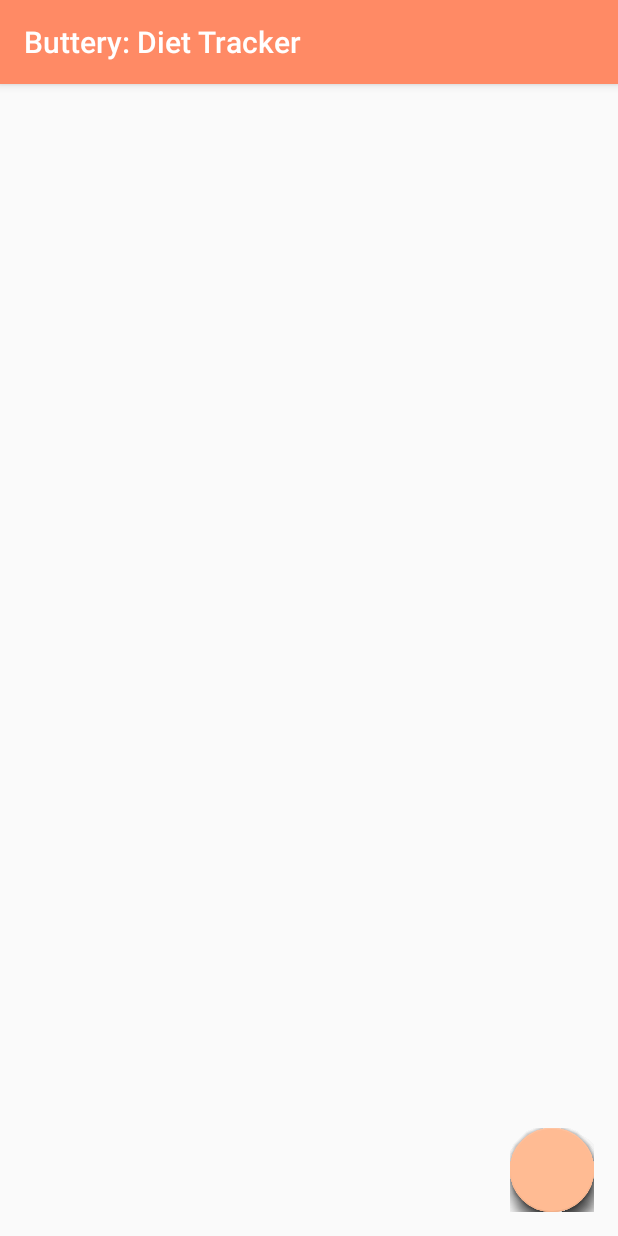
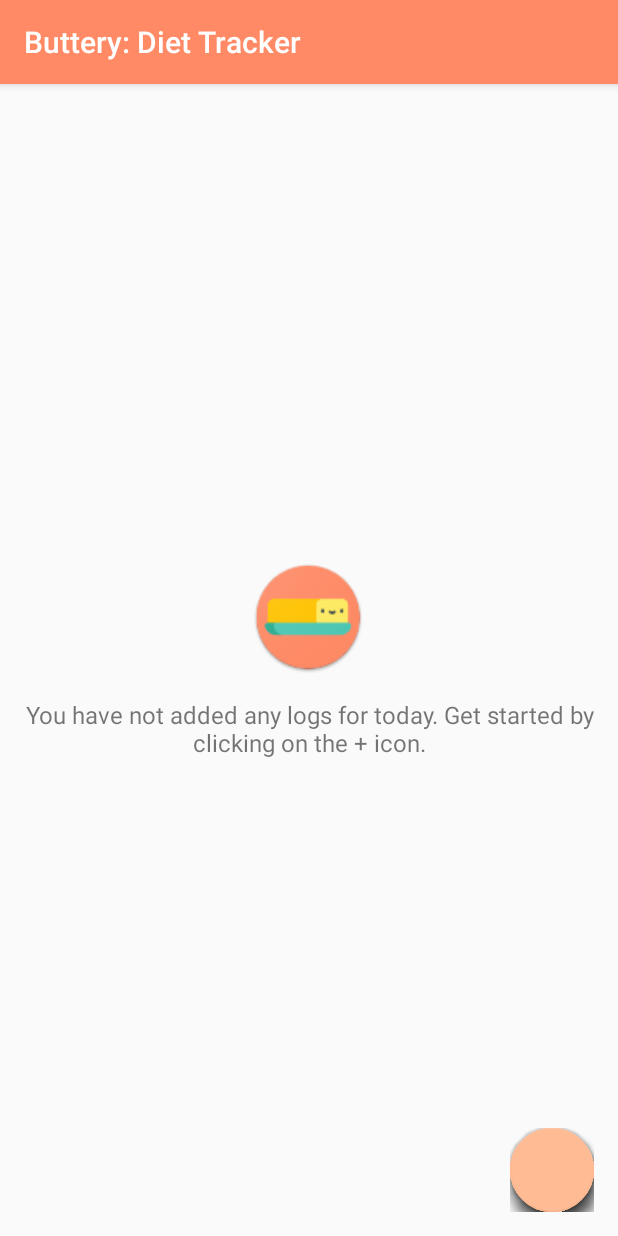
Before and after one commit to semani2/Diet-Program-Tracker, an Android app: the screen it shows after launch (HomeActivity), on a phone screen of 412 x 824 dp. Run offline under Robolectric (Android 15) with nearby library versions, the phone set to English and light mode, and no system bars; our stand-ins replace Dagger/Hilt's generated code, Room's generated code, RxJava; libraries missing offline, so code that uses them is left out: com.facebook.stetho; plain views replace FloatingActionButton, FloatingActionsMenu; 1 statement that could not run was skipped.

Commit message:
- Empty logs layout added - Dateformat modified.

```diff
--- a/DPT/app/src/main/java/com/chithalabs/sai/dietprogramtracker/Extensions.kt
+++ b/DPT/app/src/main/java/com/chithalabs/sai/dietprogramtracker/Extensions.kt
@@ -7,7 +7,7 @@ import android.widget.Toast
 import java.text.SimpleDateFormat
 import java.util.*
 
-val dptDateFormat: SimpleDateFormat = SimpleDateFormat("MM-dd-yyyy", Locale.getDefault())
+val dptDateFormat: SimpleDateFormat = SimpleDateFormat("dd-MM-yyyy", Locale.getDefault())
 val dptTimeFormat: SimpleDateFormat = SimpleDateFormat("HH:mm", Locale.getDefault())
 
 fun Date.dptDate(): String {
--- a/DPT/app/src/main/java/com/chithalabs/sai/dietprogramtracker/home/HomeActivity.kt
+++ b/DPT/app/src/main/java/com/chithalabs/sai/dietprogramtracker/home/HomeActivity.kt
@@ -7,6 +7,7 @@ import android.content.Intent
 import android.support.v7.app.AppCompatActivity
 import android.os.Bundle
 import android.support.v7.widget.LinearLayoutManager
+import android.view.View
 import com.chithalabs.sai.dietprogramtracker.*
 import com.chithalabs.sai.dietprogramtracker.adapters.LogAdapter
 import com.chithalabs.sai.dietprogramtracker.add_log.AddLogActivity
@@ -60,11 +61,24 @@ class HomeActivity : AppCompatActivity() {
         android.util.Log.d(TAG, "Log list observer called")
 
         list?.let {
+            if (it.isEmpty()) {
+                toggleListVisibility(false)
+                return
+            }
+
             listOfLogs.clear()
             listOfLogs.addAll(it.toList())
+
             log_recycler_view.layoutManager = LinearLayoutManager(this)
+            toggleListVisibility(true)
         }
 
+    }
+
+    private fun toggleListVisibility(listVisible: Boolean) {
+        empty_logs_layout.visibility = if (listVisible) View.GONE else View.VISIBLE
+        log_recycler_view.visibility = if (listVisible) View.VISIBLE else View.GONE
+        title_text_view.visibility = if (listVisible) View.VISIBLE else View.GONE
     }
 
     private fun goToAddLog(@LogType logType: String) {
--- a/DPT/app/src/main/res/layout/activity_home.xml
+++ b/DPT/app/src/main/res/layout/activity_home.xml
@@ -7,18 +7,64 @@
     xmlns:fab="http://schemas.android.com/apk/res-auto"
     tools:context=".home.HomeActivity">
 
+    <TextView
+        android:id="@+id/title_text_view"
+        android:layout_width="match_parent"
+        android:layout_height="wrap_content"
+        android:layout_marginStart="16dp"
+        android:layout_marginTop="8dp"
+        android:layout_marginEnd="16dp"
+        android:text="@string/home_title_text"
+        android:textAlignment="center"
+        android:textColor="@color/colorPrimaryDark"
+        android:textSize="24sp"
+        app:layout_constraintEnd_toEndOf="parent"
+        app:layout_constraintStart_toStartOf="parent"
+        app:layout_constraintTop_toTopOf="parent" />
+
     <android.support.v7.widget.RecyclerView
         android:id="@+id/log_recycler_view"
         android:layout_width="match_parent"
-        android:layout_height="match_parent"
+        android:layout_height="0dp"
         android:layout_marginStart="8dp"
-        android:layout_marginTop="8dp"
+        android:layout_marginTop="16dp"
         android:layout_marginEnd="8dp"
         android:layout_marginBottom="8dp"
         app:layout_constraintBottom_toBottomOf="parent"
         app:layout_constraintEnd_toEndOf="parent"
         app:layout_constraintStart_toStartOf="parent"
-        app:layout_constraintTop_toTopOf="parent" />
+        app:layout_constraintTop_toBottomOf="@+id/title_text_view"
+        android:visibility="visible"/>
+
+    <LinearLayout
+        android:id="@+id/empty_logs_layout"
+        android:layout_width="match_parent"
+        android:layout_height="0dp"
+        android:layout_marginStart="8dp"
+        android:layout_marginTop="8dp"
+        android:layout_marginEnd="8dp"
+        android:layout_marginBottom="8dp"
+        android:gravity="center"
+        android:orientation="vertical"
+        android:visibility="gone"
+        app:layout_constraintBottom_toBottomOf="parent"
+        app:layout_constraintEnd_toEndOf="parent"
+        app:layout_constraintStart_toStartOf="parent"
+        app:layout_constraintTop_toBottomOf="@+id/title_text_view">
+
+        <ImageView
+            android:layout_width="75dp"
+            android:layout_height="75dp"
+            android:src="@drawable/ic_buttery_round" />
+
+        <TextView
+            android:layout_width="match_parent"
+            android:layout_height="wrap_content"
+            android:text="@string/home_no_logs"
+            android:textAlignment="center"
+            android:textSize="16sp"
+            android:layout_marginTop="16dp"/>
+    </LinearLayout>
 
     <com.getbase.floatingactionbutton.FloatingActionsMenu
         android:id="@+id/add_fab"
--- a/DPT/app/src/main/res/values/strings.xml
+++ b/DPT/app/src/main/res/values/strings.xml
@@ -39,4 +39,7 @@
     <string name="log_drank_water">You drank %1$.2f ml of water.</string>
     <string name="log_had_lime">You had %1$.2f lime / lemon.</string>
     <string name="log_had_multivitamin">You took %1$.2f unit(s) of multivitamins.</string>
+
+    <string name="home_title_text">Hi Sai, Here is your progress for today!</string>
+    <string name="home_no_logs">You have not added any logs for today. Get started by clicking on the + icon.</string>
 </resources>
```
